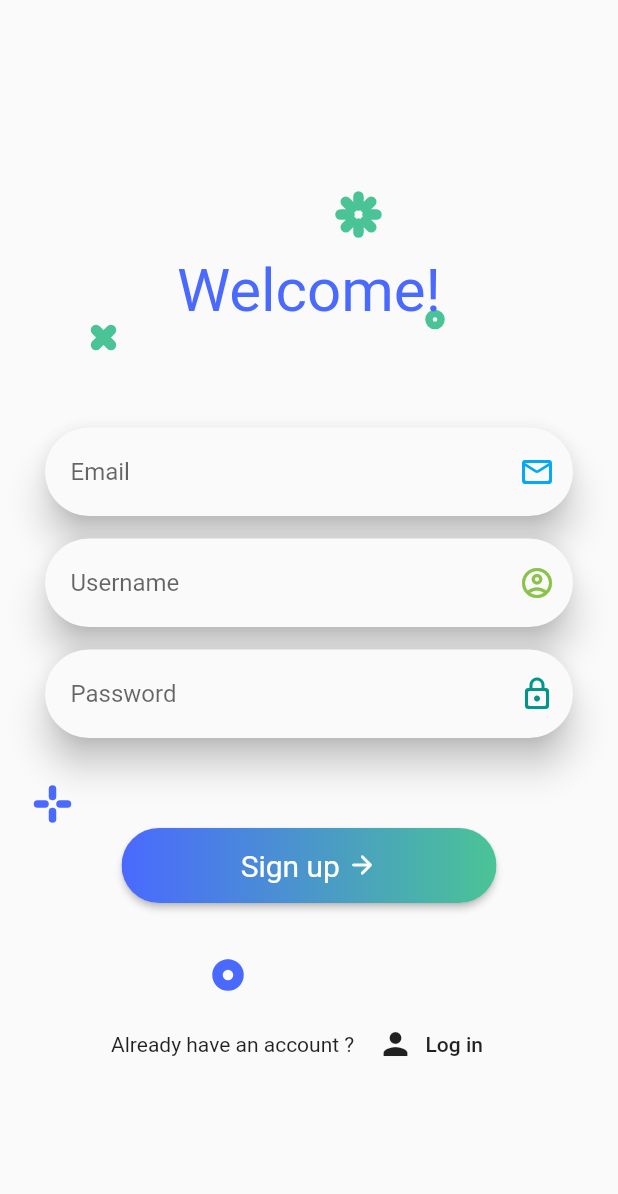
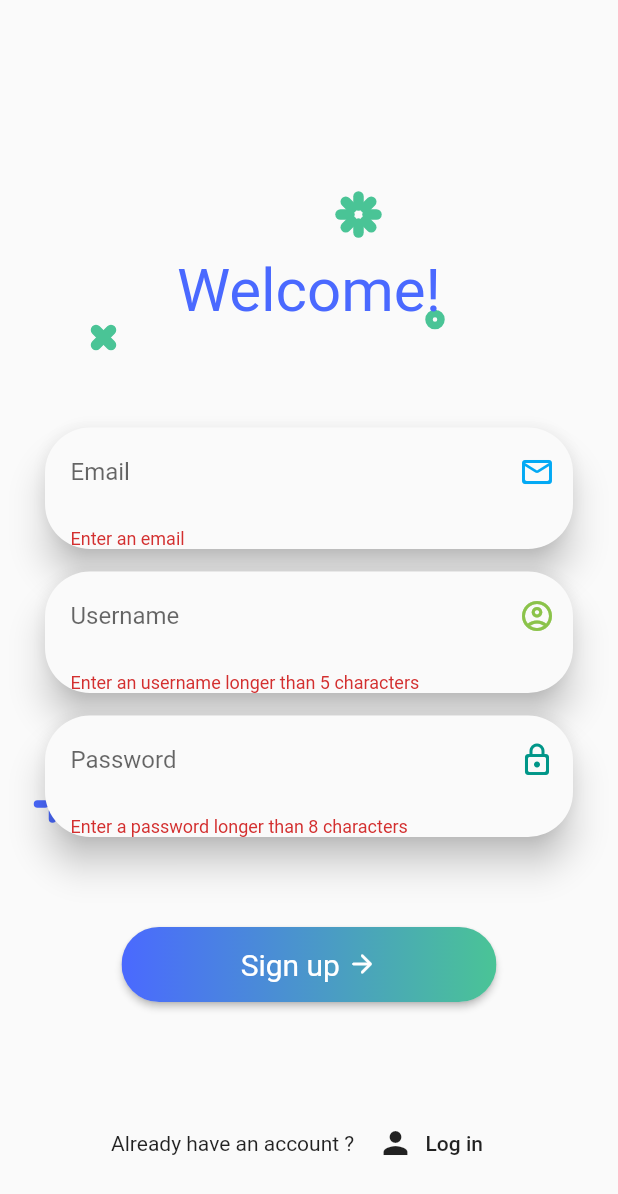
Before and after one commit to CommandeurNicolas/knowledge-checker-app, a Flutter app: the SignIn screen opened directly, after a tap on an icon or button, on a phone screen of 412 x 824 dp. Shown: the top 1194 px of the screen. Run offline on Flutter 3.47's test engine with Material 2 defaults, Android fonts, the phone set to English and light mode, and no system bars; our stand-ins replace firebase_auth; accounts and stored records are empty.

```diff
--- a/lib/screens/Auth/login.dart
+++ b/lib/screens/Auth/login.dart
@@ -16,6 +16,7 @@ class LogIn extends StatefulWidget {
 
 class _LogInState extends State<LogIn> {
   final AuthService _auth = AuthService();
+  final _formKey = GlobalKey<FormState>();
 
   String email = '';
   String password = '';
@@ -60,6 +61,8 @@ class _LogInState extends State<LogIn> {
                     child: SingleChildScrollView(
                       child: Padding(
                         padding: EdgeInsets.all(10),
+                        child: Form(
+                          key: _formKey,
                           child: Column(
                             children: <Widget>[
                               SizedBox(
@@ -74,14 +77,16 @@ class _LogInState extends State<LogIn> {
                                       child: Material(
                                         shadowColor: Colors.black,
                                         elevation: 10.0,
-                                      borderRadius: BorderRadius.circular(30.0),
+                                        borderRadius:
+                                            BorderRadius.circular(30.0),
                                         child: Align(
                                           alignment: Alignment.bottomLeft,
                                           child: Container(
                                             padding: EdgeInsets.only(left: 5.0),
-                                          child: TextField(
+                                            child: TextFormField(
                                               autocorrect: false,
                                               enableSuggestions: false,
+                                              validator: (val) => val.isEmpty ? 'Enter an email' : null,
                                               onChanged: (val) {
                                                 setState(() {
                                                   email = val;
@@ -89,7 +94,8 @@ class _LogInState extends State<LogIn> {
                                               },
                                               decoration: InputDecoration(
                                                 border: OutlineInputBorder(
-                                                  borderSide: BorderSide.none),
+                                                    borderSide:
+                                                        BorderSide.none),
                                                 hintText: 'Email',
                                                 suffixIcon: Padding(
                                                   padding:
@@ -115,14 +121,16 @@ class _LogInState extends State<LogIn> {
                                       child: Material(
                                         shadowColor: Colors.black,
                                         elevation: 10.0,
-                                      borderRadius: BorderRadius.circular(30.0),
+                                        borderRadius:
+                                            BorderRadius.circular(30.0),
                                         child: Align(
                                           alignment: Alignment.bottomLeft,
                                           child: Container(
                                             padding: EdgeInsets.only(left: 5.0),
-                                          child: TextField(
+                                            child: TextFormField(
                                               autocorrect: false,
                                               enableSuggestions: false,
+                                              validator: (val) => val.length < 5 ? 'Enter an username longer than 5 characters' : null,
                                               onChanged: (val) {
                                                 setState(() {
                                                   username = val;
@@ -130,14 +138,16 @@ class _LogInState extends State<LogIn> {
                                               },
                                               decoration: InputDecoration(
                                                 border: OutlineInputBorder(
-                                                  borderSide: BorderSide.none),
+                                                    borderSide:
+                                                        BorderSide.none),
                                                 hintText: 'Username',
                                                 suffixIcon: Padding(
                                                   padding:
                                                       const EdgeInsetsDirectional
                                                           .only(end: 0.0),
                                                   child: Icon(
-                                                  Icons.account_circle_outlined,
+                                                    Icons
+                                                        .account_circle_outlined,
                                                     color: Colors.lightBlue,
                                                   ),
                                                 ),
@@ -156,12 +166,14 @@ class _LogInState extends State<LogIn> {
                                       child: Material(
                                         shadowColor: Colors.black,
                                         elevation: 10.0,
-                                      borderRadius: BorderRadius.circular(30.0),
+                                        borderRadius:
+                                            BorderRadius.circular(30.0),
                                         child: Container(
                                           padding: EdgeInsets.only(left: 5.0),
-                                        child: TextField(
+                                          child: TextFormField(
                                             obscureText: true,
                                             autocorrect: false,
+                                            validator: (val) => val.length < 8 ? 'Enter a password longer than 8 characters' : null,
                                             onChanged: (val) {
                                               setState(() {
                                                 password = val;
@@ -206,7 +218,11 @@ class _LogInState extends State<LogIn> {
                                 child: Container(
                                   margin: EdgeInsets.only(right: 60.0),
                                   child: RaisedButton(
-                                  onPressed: () {},
+                                    onPressed: () async {
+                                      if (_formKey.currentState.validate()) {
+                                        print(email);
+                                      }
+                                    },
                                     shape: RoundedRectangleBorder(
                                         borderRadius:
                                             BorderRadius.circular(80.0)),
@@ -218,7 +234,8 @@ class _LogInState extends State<LogIn> {
                                           begin: Alignment.centerLeft,
                                           end: Alignment.centerRight,
                                         ),
-                                      borderRadius: BorderRadius.circular(30.0),
+                                        borderRadius:
+                                            BorderRadius.circular(30.0),
                                       ),
                                       child: Container(
                                         constraints: BoxConstraints(
@@ -229,7 +246,8 @@ class _LogInState extends State<LogIn> {
                                             children: [
                                               TextSpan(
                                                   text: "Log in ",
-                                                style: TextStyle(fontSize: 20)),
+                                                  style:
+                                                      TextStyle(fontSize: 20)),
                                               WidgetSpan(
                                                 child: Icon(
                                                   Icons.arrow_forward_rounded,
@@ -262,6 +280,7 @@ class _LogInState extends State<LogIn> {
                                 ],
                               ),
                             ],
+                          ),
                         ),
                       ),
                     ),
--- a/lib/screens/Auth/sign_in.dart
+++ b/lib/screens/Auth/sign_in.dart
@@ -12,6 +12,7 @@ class SignIn extends StatefulWidget {
 
 class _SignInState extends State<SignIn> {
   final AuthService _auth = AuthService();
+  final _formKey = GlobalKey<FormState>();
 
   String email = '';
   String password = '';
@@ -54,6 +55,8 @@ class _SignInState extends State<SignIn> {
                     child: SingleChildScrollView(
                       child: Padding(
                         padding: EdgeInsets.all(20),
+                        child: Form(
+                            key: _formKey,
                             child: Column(
                               children: <Widget>[
                                 SizedBox(
@@ -68,12 +71,15 @@ class _SignInState extends State<SignIn> {
                                         child: Material(
                                           shadowColor: Colors.black,
                                           elevation: 10.0,
-                                      borderRadius: BorderRadius.circular(30.0),
+                                          borderRadius:
+                                              BorderRadius.circular(30.0),
                                           child: Align(
                                             alignment: Alignment.bottomLeft,
                                             child: Container(
-                                          padding: EdgeInsets.only(left: 5.0),
-                                          child: TextField(
+                                              padding:
+                                                  EdgeInsets.only(left: 5.0),
+                                              child: TextFormField(
+                                                validator: (val) => val.isEmpty ? 'Enter an email' : null,
                                                 autocorrect: false,
                                                 enableSuggestions: false,
                                                 onChanged: (val) {
@@ -83,14 +89,16 @@ class _SignInState extends State<SignIn> {
                                                 },
                                                 decoration: InputDecoration(
                                                   border: OutlineInputBorder(
-                                                  borderSide: BorderSide.none),
+                                                      borderSide:
+                                                          BorderSide.none),
                                                   hintText: 'Email',
                                                   suffixIcon: Padding(
                                                     padding:
                                                         const EdgeInsetsDirectional
                                                             .only(end: 0.0),
                                                     child: Icon(
-                                                  Icons.mail_outline_rounded,
+                                                      Icons
+                                                          .mail_outline_rounded,
                                                       color: Colors.lightBlue,
                                                     ),
                                                   ),
@@ -109,12 +117,15 @@ class _SignInState extends State<SignIn> {
                                         child: Material(
                                           shadowColor: Colors.black,
                                           elevation: 10.0,
-                                      borderRadius: BorderRadius.circular(30.0),
+                                          borderRadius:
+                                              BorderRadius.circular(30.0),
                                           child: Align(
                                             alignment: Alignment.bottomLeft,
                                             child: Container(
-                                          padding: EdgeInsets.only(left: 5.0),
-                                          child: TextField(
+                                              padding:
+                                                  EdgeInsets.only(left: 5.0),
+                                              child: TextFormField(
+                                                validator: (val) => val.length < 5 ? 'Enter an username longer than 5 characters' : null,
                                                 autocorrect: false,
                                                 enableSuggestions: false,
                                                 onChanged: (val) {
@@ -124,14 +135,16 @@ class _SignInState extends State<SignIn> {
                                                 },
                                                 decoration: InputDecoration(
                                                   border: OutlineInputBorder(
-                                                  borderSide: BorderSide.none),
+                                                      borderSide:
+                                                          BorderSide.none),
                                                   hintText: 'Username',
                                                   suffixIcon: Padding(
                                                     padding:
                                                         const EdgeInsetsDirectional
                                                             .only(end: 0.0),
                                                     child: Icon(
-                                                  Icons.account_circle_outlined,
+                                                      Icons
+                                                          .account_circle_outlined,
                                                       color: Colors.lightGreen,
                                                     ),
                                                   ),
@@ -150,10 +163,12 @@ class _SignInState extends State<SignIn> {
                                         child: Material(
                                           shadowColor: Colors.black,
                                           elevation: 10.0,
-                                      borderRadius: BorderRadius.circular(30.0),
+                                          borderRadius:
+                                              BorderRadius.circular(30.0),
                                           child: Container(
                                             padding: EdgeInsets.only(left: 5.0),
-                                        child: TextField(
+                                            child: TextFormField(
+                                              validator: (val) => val.length < 8 ? 'Enter a password longer than 8 characters' : null,
                                               obscureText: true,
                                               autocorrect: false,
                                               onChanged: (val) {
@@ -163,7 +178,8 @@ class _SignInState extends State<SignIn> {
                                               },
                                               decoration: InputDecoration(
                                                 border: OutlineInputBorder(
-                                                borderSide: BorderSide.none),
+                                                    borderSide:
+                                                        BorderSide.none),
                                                 hintText: 'Password',
                                                 suffixIcon: Padding(
                                                   padding:
@@ -191,12 +207,8 @@ class _SignInState extends State<SignIn> {
                                     // margin: EdgeInsets.only(right: 60.0),
                                     child: RaisedButton(
                                       onPressed: () async {
-                                    dynamic result = await _auth.signInAnom();
-                                    if (result == null) {
-                                      print('error sign');
-                                    } else {
-                                      print('signed in');
-                                      print(result);
+                                        if (_formKey.currentState.validate()) {
+                                          print(email);
                                         }
                                       },
                                       shape: RoundedRectangleBorder(
@@ -212,7 +224,8 @@ class _SignInState extends State<SignIn> {
                                                 darkblue,
                                                 Color(0xff4AC496)
                                               ]),
-                                      borderRadius: BorderRadius.circular(30.0),
+                                          borderRadius:
+                                              BorderRadius.circular(30.0),
                                         ),
                                         child: Container(
                                           constraints: BoxConstraints(
@@ -223,7 +236,8 @@ class _SignInState extends State<SignIn> {
                                               children: [
                                                 TextSpan(
                                                     text: "Sign up ",
-                                                style: TextStyle(fontSize: 20)),
+                                                    style: TextStyle(
+                                                        fontSize: 20)),
                                                 WidgetSpan(
                                                   child: Icon(
                                                     Icons.arrow_forward_rounded,
@@ -256,7 +270,7 @@ class _SignInState extends State<SignIn> {
                                   ],
                                 ),
                               ],
-                        ),
+                            )),
                       ),
                     ),
                   ),
```
Also changed, not shown: lib/services/auth.dart (+11 -0 lines). Lines whose indentation alone changed are shown as unchanged.
